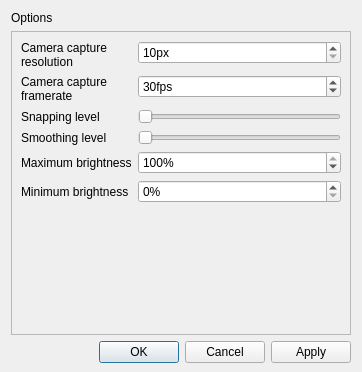
The window that HueEntertainmentCentre/Qt/optionsDialog.ui (PropaneDragon/PiHueEntertainment) describes before a commit, drawn with Qt 5.
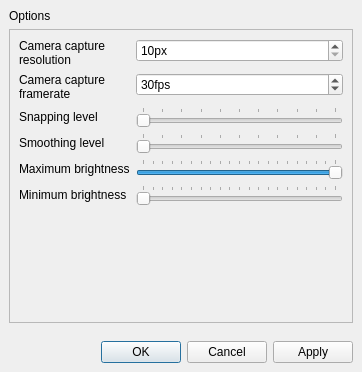
The same window after the commit.

Diff of the .ui file:
```diff
--- a/HueEntertainmentCentre/Qt/optionsDialog.ui
+++ b/HueEntertainmentCentre/Qt/optionsDialog.ui
@@ -13,7 +13,31 @@
   <property name="windowTitle">
    <string>Options</string>
   </property>
+  <property name="styleSheet">
+   <string notr="true"/>
+  </property>
   <layout class="QVBoxLayout" name="verticalLayout">
+   <property name="spacing">
+    <number>0</number>
+   </property>
+   <property name="leftMargin">
+    <number>0</number>
+   </property>
+   <property name="topMargin">
+    <number>0</number>
+   </property>
+   <property name="rightMargin">
+    <number>0</number>
+   </property>
+   <property name="bottomMargin">
+    <number>0</number>
+   </property>
+   <item>
+    <widget class="QWidget" name="widget_2" native="true">
+     <property name="styleSheet">
+      <string notr="true"/>
+     </property>
+     <layout class="QVBoxLayout" name="verticalLayout_2">
    <property name="bottomMargin">
     <number>9</number>
    </property>
@@ -50,7 +74,7 @@
         <x>0</x>
         <y>0</y>
         <width>342</width>
-        <height>304</height>
+           <height>292</height>
        </rect>
       </property>
       <layout class="QFormLayout" name="formLayout_2">
@@ -95,35 +119,6 @@
          </property>
         </widget>
        </item>
-       <item row="2" column="0">
-        <widget class="QLabel" name="label_3">
-         <property name="toolTip">
-          <string>&lt;html&gt;&lt;head/&gt;&lt;body&gt;&lt;p&gt;Specifies whether to change the light colour if the last light colour was similar.&lt;/p&gt;&lt;p&gt;The lower the value the lower the change limit which smooths light transitions, however very slight colour changes given by the camera will result in this being reflected in the lighting which could cause slight pulsing, even if the image is static.&lt;/p&gt;&lt;p&gt;Increasing this value limits the amount of low level pulsing given off by the camera, but will make smooth transitions jumpier.&lt;/p&gt;&lt;/body&gt;&lt;/html&gt;</string>
-         </property>
-         <property name="text">
-          <string>Snapping level</string>
-         </property>
-         <property name="wordWrap">
-          <bool>true</bool>
-         </property>
-        </widget>
-       </item>
-       <item row="2" column="1">
-        <widget class="QSlider" name="horizontalSlider">
-         <property name="maximum">
-          <number>20</number>
-         </property>
-         <property name="orientation">
-          <enum>Qt::Horizontal</enum>
-         </property>
-         <property name="invertedAppearance">
-          <bool>false</bool>
-         </property>
-         <property name="option" stdset="0">
-          <string>processing/snapping</string>
-         </property>
-        </widget>
-       </item>
        <item row="1" column="0">
         <widget class="QLabel" name="label_4">
          <property name="toolTip">
@@ -156,6 +151,41 @@
          </property>
         </widget>
        </item>
+          <item row="2" column="0">
+           <widget class="QLabel" name="label_3">
+            <property name="toolTip">
+             <string>&lt;html&gt;&lt;head/&gt;&lt;body&gt;&lt;p&gt;Specifies whether to change the light colour if the last light colour was similar.&lt;/p&gt;&lt;p&gt;The lower the value the lower the change limit which smooths light transitions, however very slight colour changes given by the camera will result in this being reflected in the lighting which could cause slight pulsing, even if the image is static.&lt;/p&gt;&lt;p&gt;Increasing this value limits the amount of low level pulsing given off by the camera, but will make smooth transitions jumpier.&lt;/p&gt;&lt;/body&gt;&lt;/html&gt;</string>
+            </property>
+            <property name="text">
+             <string>Snapping level</string>
+            </property>
+            <property name="wordWrap">
+             <bool>true</bool>
+            </property>
+           </widget>
+          </item>
+          <item row="2" column="1">
+           <widget class="QSlider" name="horizontalSlider">
+            <property name="maximum">
+             <number>20</number>
+            </property>
+            <property name="orientation">
+             <enum>Qt::Horizontal</enum>
+            </property>
+            <property name="invertedAppearance">
+             <bool>false</bool>
+            </property>
+            <property name="tickPosition">
+             <enum>QSlider::TicksAbove</enum>
+            </property>
+            <property name="tickInterval">
+             <number>2</number>
+            </property>
+            <property name="option" stdset="0">
+             <string>processing/snapping</string>
+            </property>
+           </widget>
+          </item>
        <item row="3" column="0">
         <widget class="QLabel" name="label_5">
          <property name="toolTip">
@@ -172,7 +202,7 @@
        <item row="3" column="1">
         <widget class="QSlider" name="horizontalSlider_2">
          <property name="maximum">
-          <number>20</number>
+             <number>50</number>
          </property>
          <property name="orientation">
           <enum>Qt::Horizontal</enum>
@@ -180,6 +210,12 @@
          <property name="invertedAppearance">
           <bool>false</bool>
          </property>
+            <property name="tickPosition">
+             <enum>QSlider::TicksAbove</enum>
+            </property>
+            <property name="tickInterval">
+             <number>5</number>
+            </property>
          <property name="option" stdset="0">
           <string>processing/smoothing</string>
          </property>
@@ -199,19 +235,25 @@
         </widget>
        </item>
        <item row="4" column="1">
-        <widget class="QSpinBox" name="spinBox_3">
-         <property name="suffix">
-          <string>%</string>
-         </property>
-         <property name="minimum">
-          <number>0</number>
-         </property>
+           <widget class="QSlider" name="slider_maxBrightness">
          <property name="maximum">
           <number>100</number>
          </property>
          <property name="value">
           <number>100</number>
          </property>
+            <property name="orientation">
+             <enum>Qt::Horizontal</enum>
+            </property>
+            <property name="invertedAppearance">
+             <bool>false</bool>
+            </property>
+            <property name="tickPosition">
+             <enum>QSlider::TicksAbove</enum>
+            </property>
+            <property name="tickInterval">
+             <number>5</number>
+            </property>
          <property name="option" stdset="0">
           <string>processing/maxBrightness</string>
          </property>
@@ -231,22 +273,25 @@
         </widget>
        </item>
        <item row="5" column="1">
-        <widget class="QSpinBox" name="spinBox_4">
-         <property name="buttonSymbols">
-          <enum>QAbstractSpinBox::UpDownArrows</enum>
-         </property>
-         <property name="suffix">
-          <string>%</string>
-         </property>
-         <property name="minimum">
-          <number>0</number>
-         </property>
+           <widget class="QSlider" name="slider_minBrightness">
          <property name="maximum">
           <number>100</number>
          </property>
          <property name="value">
           <number>0</number>
          </property>
+            <property name="orientation">
+             <enum>Qt::Horizontal</enum>
+            </property>
+            <property name="invertedAppearance">
+             <bool>false</bool>
+            </property>
+            <property name="tickPosition">
+             <enum>QSlider::TicksAbove</enum>
+            </property>
+            <property name="tickInterval">
+             <number>5</number>
+            </property>
          <property name="option" stdset="0">
           <string>processing/minBrightness</string>
          </property>
@@ -256,11 +301,35 @@
      </widget>
     </widget>
    </item>
+     </layout>
+    </widget>
+   </item>
+   <item>
+    <widget class="QWidget" name="widget" native="true">
+     <property name="class" stdset="0">
+      <string>footer</string>
+     </property>
+     <layout class="QVBoxLayout" name="verticalLayout_3">
+      <property name="leftMargin">
+       <number>9</number>
+      </property>
+      <property name="topMargin">
+       <number>9</number>
+      </property>
+      <property name="rightMargin">
+       <number>9</number>
+      </property>
+      <property name="bottomMargin">
+       <number>9</number>
+      </property>
    <item>
     <widget class="QDialogButtonBox" name="buttons_bottom">
      <property name="standardButtons">
       <set>QDialogButtonBox::Apply|QDialogButtonBox::Cancel|QDialogButtonBox::Ok</set>
      </property>
+       </widget>
+      </item>
+     </layout>
     </widget>
    </item>
   </layout>
```
Lines whose indentation alone changed are shown as unchanged.
